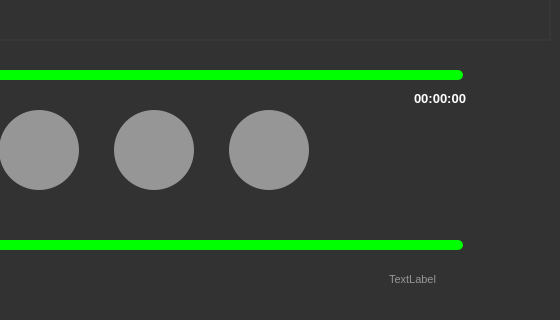
First picture: the form in mainwindow.ui, repository faguti13/QtCMP, before the edit; both pictures show x 690 to 1250 and y 350 to 670 of the 1250 by 670 pixel window.
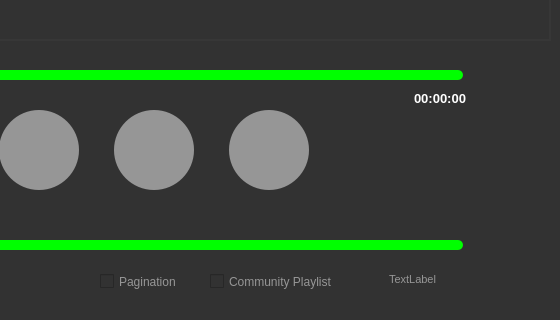
Second picture: the form after the edit.

```diff
--- a/mainwindow.ui
+++ b/mainwindow.ui
@@ -552,6 +552,50 @@
      <string>TextLabel</string>
     </property>
    </widget>
+   <widget class="QCheckBox" name="checkBox_CommunityPlaylist">
+    <property name="enabled">
+     <bool>true</bool>
+    </property>
+    <property name="geometry">
+     <rect>
+      <x>900</x>
+      <y>620</y>
+      <width>171</width>
+      <height>23</height>
+     </rect>
+    </property>
+    <property name="styleSheet">
+     <string notr="true">QCheckBox
+{
+	color:rgb(150,150,150);
+}</string>
+    </property>
+    <property name="text">
+     <string>Community Playlist</string>
+    </property>
+   </widget>
+   <widget class="QCheckBox" name="checkBox_Pagination">
+    <property name="enabled">
+     <bool>true</bool>
+    </property>
+    <property name="geometry">
+     <rect>
+      <x>790</x>
+      <y>620</y>
+      <width>101</width>
+      <height>23</height>
+     </rect>
+    </property>
+    <property name="styleSheet">
+     <string notr="true">QCheckBox
+{
+	color:rgb(150,150,150);
+}</string>
+    </property>
+    <property name="text">
+     <string>Pagination</string>
+    </property>
+   </widget>
   </widget>
   <widget class="QMenuBar" name="menubar">
    <property name="geometry">
```
